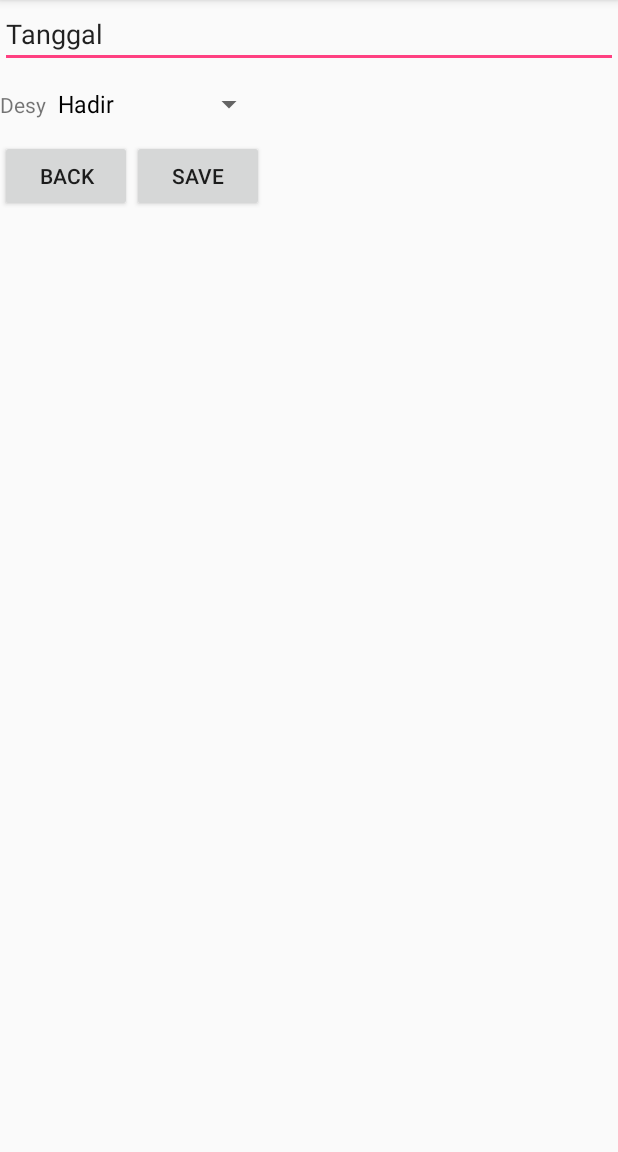
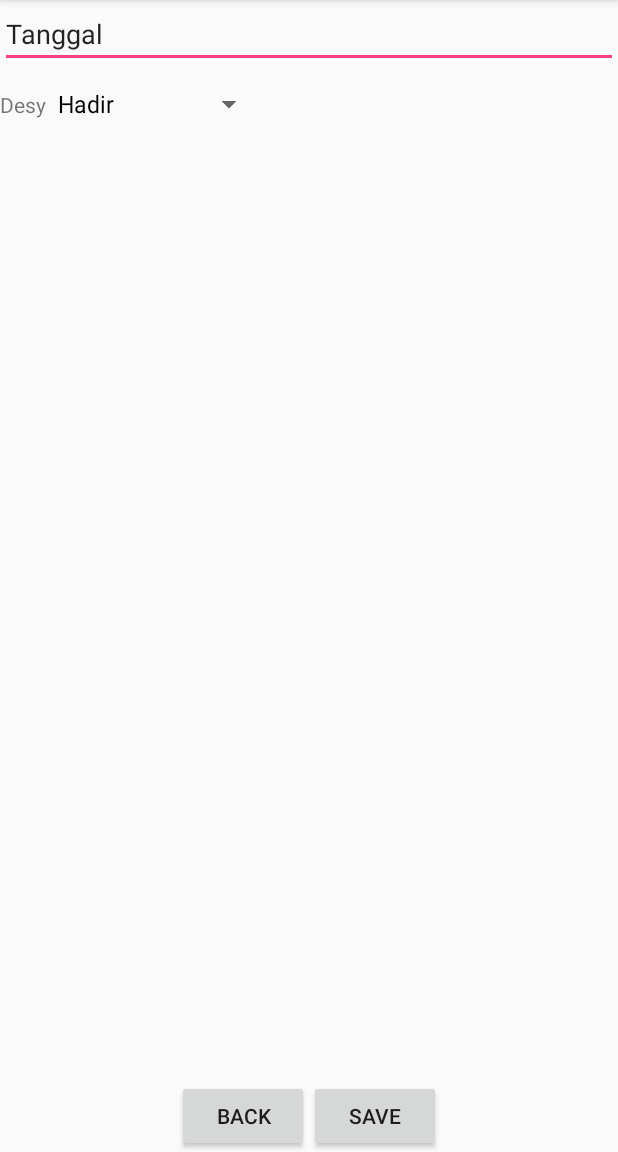
Before and after one commit to nadyaryota/Absensi-Basket, an Android app: the TambahAbsen screen opened directly, with no data from a screen before it, on a phone screen of 412 x 824 dp, the part 84-1236 px from its top. Run offline under Robolectric (Android 15) with nearby library versions, the phone set to English and light mode, and no system bars.

Commit message:
Memperbaiki tampilan yang sudah ada

```diff
--- a/absenbasket/app/src/main/java/com/example/iya/absenbasket/MainActivity.java
+++ b/absenbasket/app/src/main/java/com/example/iya/absenbasket/MainActivity.java
@@ -100,7 +100,7 @@ public class MainActivity extends Activity {
             super.onPostExecute(result);
             pDialog.dismiss();
             if (success.equals("1")) {
-                a = new Intent(MainActivity.this, MyAccount.class);
+                a = new Intent(MainActivity.this, Menu.class);
                 startActivity(a);
                 finish();
             } else {
--- a/absenbasket/app/src/main/res/layout/activity_tambah_absen.xml
+++ b/absenbasket/app/src/main/res/layout/activity_tambah_absen.xml
@@ -1,11 +1,10 @@
 <?xml version="1.0" encoding="utf-8"?>
-<LinearLayout xmlns:android="http://schemas.android.com/apk/res/android"
+<RelativeLayout xmlns:android="http://schemas.android.com/apk/res/android"
     xmlns:app="http://schemas.android.com/apk/res-auto"
     xmlns:tools="http://schemas.android.com/tools"
     android:layout_width="match_parent"
     android:layout_height="match_parent"
-    tools:context=".TambahAbsen"
-    android:orientation="vertical">
+    tools:context=".TambahAbsen">
 
     <EditText
         android:id="@+id/edit_tanggal"
@@ -13,17 +12,11 @@
         android:layout_height="wrap_content"
         android:text="Tanggal"/>
 
-    <LinearLayout
-        android:id="@+id/lnr_tabelAbsen"
-        android:layout_width="match_parent"
-        android:layout_height="wrap_content"
-        android:orientation="vertical"
-        android:layout_alignEnd="@id/edit_tanggal">
-
         <LinearLayout
             android:layout_width="wrap_content"
             android:layout_height="wrap_content"
-            android:orientation="horizontal">
+            android:orientation="horizontal"
+            android:layout_below="@+id/edit_tanggal">
             <TextView
                 android:layout_width="wrap_content"
                 android:layout_height="wrap_content"
@@ -33,29 +26,28 @@
                 android:id="@+id/spinner"
                 android:layout_width="wrap_content"
                 android:layout_height="wrap_content"
-                android:spinnerMode="dropdown">
+                android:spinnerMode="dropdown"
+                >
             </Spinner>
 
         </LinearLayout>
-
-    </LinearLayout>
-
     <LinearLayout
         android:layout_width="wrap_content"
         android:layout_height="wrap_content"
+        android:layout_alignParentBottom="true"
         android:orientation="horizontal"
-        android:layout_alignEnd="@id/lnr_tabelAbsen">
+        android:layout_centerHorizontal="true">
         <Button
-            android:layout_width="wrap_content"
-            android:layout_height="wrap_content"
-            android:text="Back"/>
+                android:id="@+id/btn_back"
+                android:layout_width="wrap_content"
+                android:layout_height="wrap_content"
+                android:text="Back" />
         <Button
             android:id="@+id/btn_saveTambahAbsn"
             android:layout_width="wrap_content"
             android:layout_height="wrap_content"
             android:text="save"
-            android:textAlignment="viewEnd"
             />
     </LinearLayout>
 
-</LinearLayout>
+</RelativeLayout>
```
Also changed, not shown: absenbasket/app/src/main/res/layout/activity_daftar_anggota.xml (+13 -8 lines), absenbasket/app/src/main/res/layout/activity_menu.xml (+15 -8 lines).
